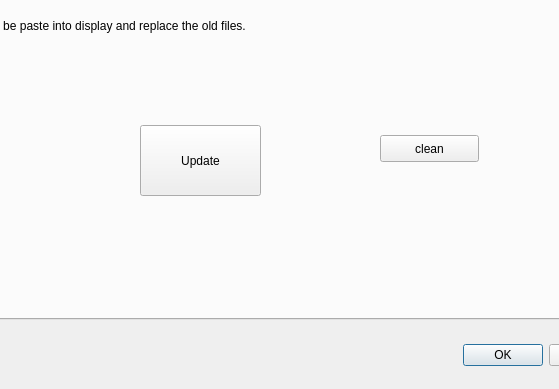
Before: the Qt Designer form writestationtbl.ui in JJHX/OperateWithSN, drawn with Qt 5; both pictures show x 152 to 711 and y 211 to 600 of the 800 by 600 pixel window.
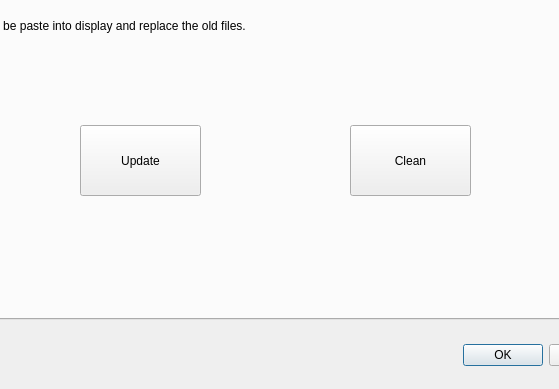
After: the same form once the commit is applied.

The edit to the form file:
```diff
--- a/writestationtbl.ui
+++ b/writestationtbl.ui
@@ -349,7 +349,7 @@
     <widget class="QPushButton" name="pushButton_Update">
      <property name="geometry">
       <rect>
-       <x>290</x>
+       <x>230</x>
        <y>180</y>
        <width>121</width>
        <height>71</height>
@@ -375,14 +375,14 @@
     <widget class="QPushButton" name="pushButton_2">
      <property name="geometry">
       <rect>
-       <x>530</x>
-       <y>190</y>
-       <width>99</width>
-       <height>27</height>
+       <x>500</x>
+       <y>180</y>
+       <width>121</width>
+       <height>71</height>
       </rect>
      </property>
      <property name="text">
-      <string>clean</string>
+      <string>Clean</string>
      </property>
     </widget>
    </widget>
```
